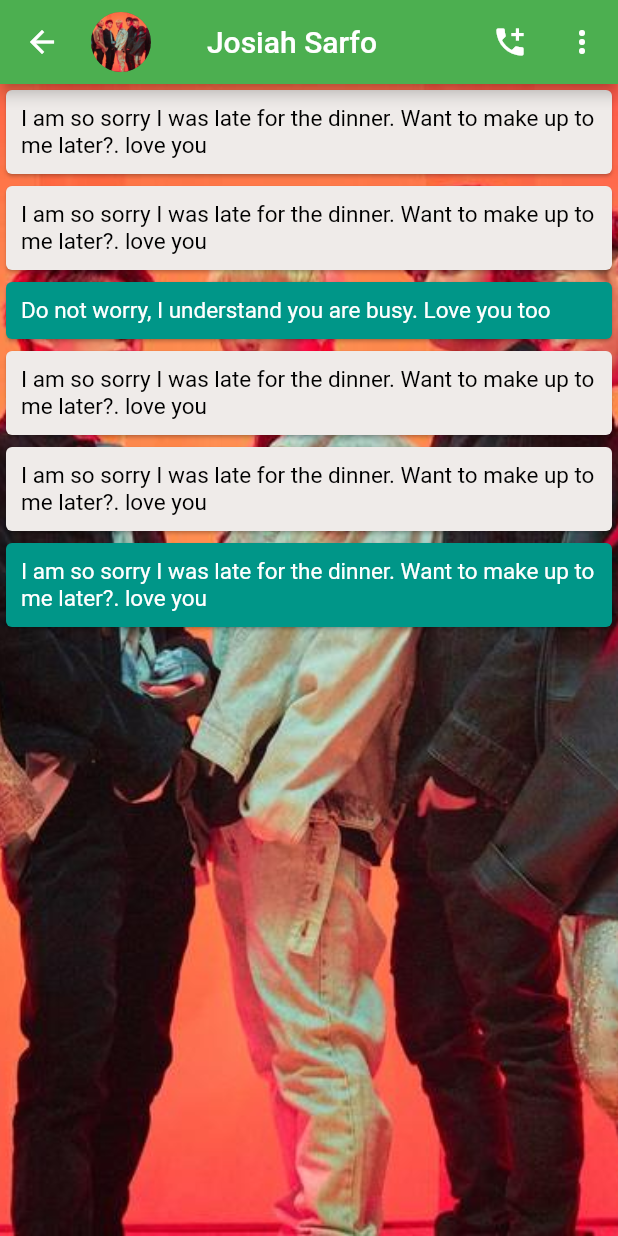
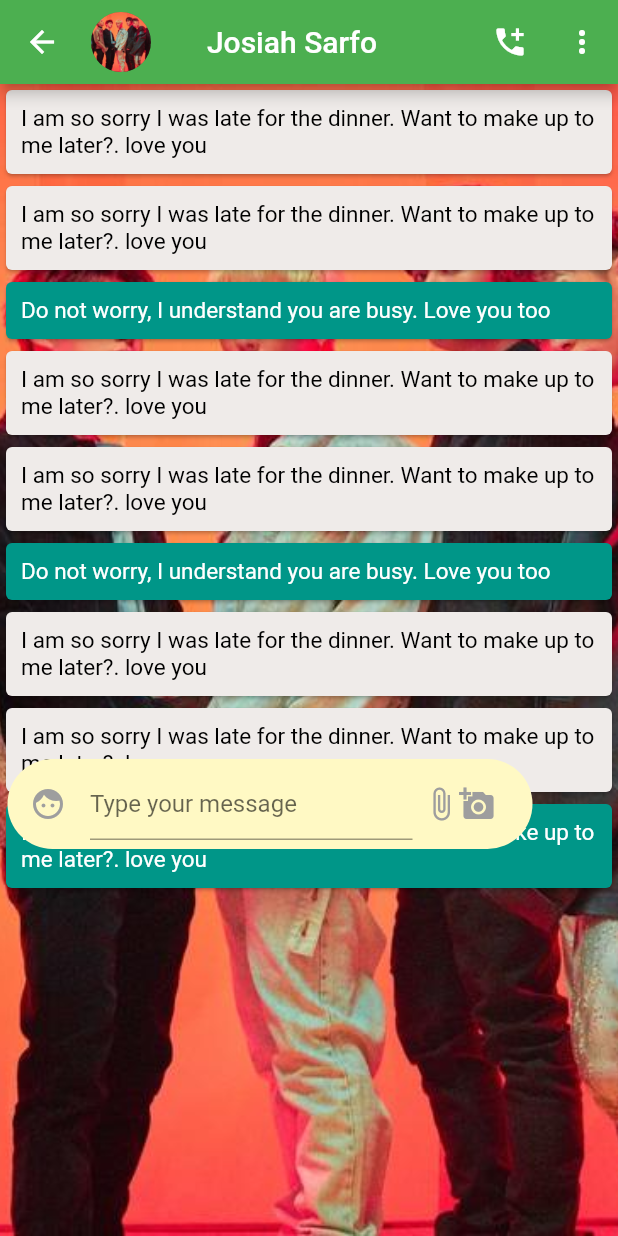
Before and after one commit to handuah/flutter-whatsapp-clone, a Flutter app: the Chats screen opened directly, on a phone screen of 412 x 824 dp. Run offline on Flutter 3.47's test engine with Material 2 defaults, Android fonts, the phone set to English and light mode, and no system bars.

Commit message:
Commit 8: added TextBar to Chats

```diff
--- a/lib/screens/chats.dart
+++ b/lib/screens/chats.dart
@@ -1,6 +1,5 @@
-import 'dart:math';
+import 'package:flutter/material.dart';
 
-import 'package:flutter/material.dart';
 
 class Chats  extends StatelessWidget {
 
@@ -24,6 +23,48 @@ Card sentMessage(String messageSent){
   );
 }
 
+Widget messageBar(){
+  return Container(
+    height: 60.0,
+    width: 350.0,
+    padding: EdgeInsets.only(left: 5.0, right: 5.0),
+    margin: EdgeInsets.symmetric(horizontal: 5.0),
+    // color: Colors.white,
+    decoration: BoxDecoration(
+      borderRadius: BorderRadius.circular(50.0),
+      color: Colors.yellow[100],
+    ),
+    child: Row(
+      mainAxisAlignment: MainAxisAlignment.spaceBetween,
+      children: <Widget>[
+        Container(
+          padding: EdgeInsets.only(left: 10.0, right: 5.0),
+          width: 270.0,
+          // child:  SingleChildScrollView(
+            child: TextField(
+                decoration: InputDecoration(
+                hintText: 'Type your message',
+                icon: Icon(Icons.face, color: Colors.grey),
+            ),
+            ),
+          // ),
+
+        ),
+        Container(
+          padding: EdgeInsets.only(right: 20.0),
+          child: Row(
+            mainAxisAlignment: MainAxisAlignment.spaceBetween,
+            children: <Widget>[
+              Icon(Icons.attach_file, color: Colors.grey,),
+              Icon(Icons.add_a_photo, color: Colors.grey,),
+            ],
+          ),
+        ),
+      ],
+    ),
+    );
+}
+
   @override
   Widget build(BuildContext context) {
     return Scaffold(
@@ -40,7 +81,7 @@ Card sentMessage(String messageSent){
               ],
               ),
               ),
-        actions: <Widget>[
+              actions: <Widget>[
               IconButton(
                 icon: Icon(Icons.add_call),
                 onPressed: (){},
@@ -50,25 +91,7 @@ Card sentMessage(String messageSent){
               onPressed: (){},
               ),
         ],
-        // bottom: BottomNavigationBar(
-        //   child: Container(
-        //   // height: 40.0,
-        //   child: Row(
-        //   children: <Widget>[
-        //     IconButton(
-        //       icon: Icon(Icons.face),
-        //       onPressed: (){},
-        //     ),
-        //     TextField(
-        //       showCursor: true,
-        //       cursorColor: Colors.grey,
-        //       keyboardType: TextInputType.text,
-        //     ),
-        //   ],
-        // ),
-        // ),
-        // ),
-       ),
+      ),
       body: Container(
           child: Stack(
             children: <Widget>[
@@ -88,31 +111,18 @@ Card sentMessage(String messageSent){
                   sentMessage("Do not worry, I understand you are busy. Love you too"),
                   receivedMessage("I am so sorry I was late for the dinner. Want to make up to me later?. love you"),
                   receivedMessage("I am so sorry I was late for the dinner. Want to make up to me later?. love you"),
+                  sentMessage("Do not worry, I understand you are busy. Love you too"),
+                  receivedMessage("I am so sorry I was late for the dinner. Want to make up to me later?. love you"),
+                  receivedMessage("I am so sorry I was late for the dinner. Want to make up to me later?. love you"),
                   sentMessage("I am so sorry I was late for the dinner. Want to make up to me later?. love you"),
+                  // messageBar(),
                 ],
+
               ),
-
-              // Positioned(
-              //   top: 20.0,
-              //   child: Container(
-              //     height: 5.0,
-              //     width: 20.0,
-              //     child: Row(
-              //       children: <Widget>[
-              //         IconButton(
-              //         icon: Icon(Icons.face),
-              //         onPressed:(){} ,
-              //         ),
-              //         // TextField(
-              //         //   textAlign: TextAlign.left,
-              //         //   showCursor: true,
-              //         //   // expands: true,
-
-              //         // )
-              //       ],
-              //     ),
-              //   ),
-              // ),
+              Positioned(
+                top: 450.0,
+                child: messageBar(),
+              )
             ],
 
           ),
```
Also changed, not shown: lib/screens/main_page.dart (+3 -24 lines).
